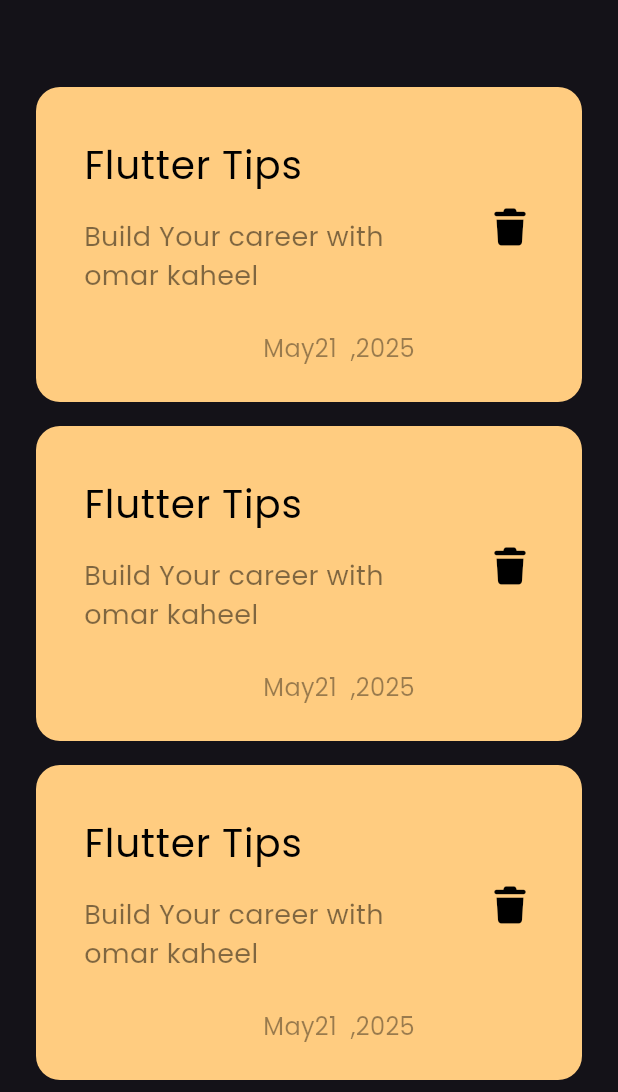
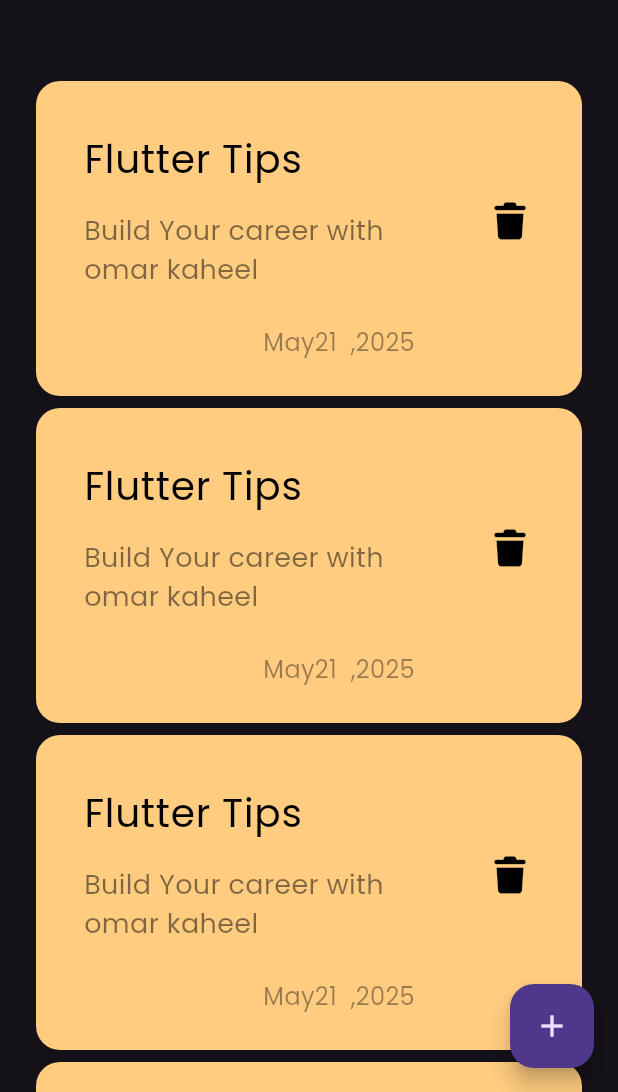
Before and after one commit to Omar-developer533/note_app, a Flutter app: the screen it shows after launch, on a phone screen of 412 x 824 dp, the part 144-1236 px from its top. Run offline on Flutter 3.47's test engine with Material 3 defaults, Android fonts, the phone set to English and light mode, and no system bars; our stand-ins replace font_awesome_flutter.

Commit message:
add  floating action button

```diff
--- a/lib/views/notes_view.dart
+++ b/lib/views/notes_view.dart
@@ -6,6 +6,12 @@ class NotesView extends StatelessWidget {
 
   @override
   Widget build(BuildContext context) {
-    return Scaffold(body: NotesViewBody());
+    return Scaffold(
+      body: NotesViewBody(),
+      floatingActionButton: FloatingActionButton(
+        onPressed: () {},
+        child: Icon(Icons.add),
+      ),
+    );
   }
 }
--- a/lib/views/widgets/note_list_view.dart
+++ b/lib/views/widgets/note_list_view.dart
@@ -1,4 +1,3 @@
-
 import 'package:flutter/material.dart';
 import 'package:note_app/views/widgets/custom_note_item.dart';
 
@@ -10,7 +9,7 @@ class NotesListView extends StatelessWidget {
     return ListView.builder(
       itemBuilder: (context, index) {
         return Padding(
-          padding: const EdgeInsets.symmetric(vertical: 8),
+          padding: const EdgeInsets.symmetric(vertical: 4),
           child: NoteItem(),
         );
       },
--- a/lib/views/widgets/notes_view_body.dart
+++ b/lib/views/widgets/notes_view_body.dart
@@ -1,7 +1,7 @@
 import 'package:flutter/material.dart';
 
 import 'package:note_app/views/widgets/custom_app_bar.dart';
-import 'package:note_app/views/widgets/custom_note_item.dart';
+
 import 'package:note_app/views/widgets/note_list_view.dart';
 
 class NotesViewBody extends StatelessWidget {
```
